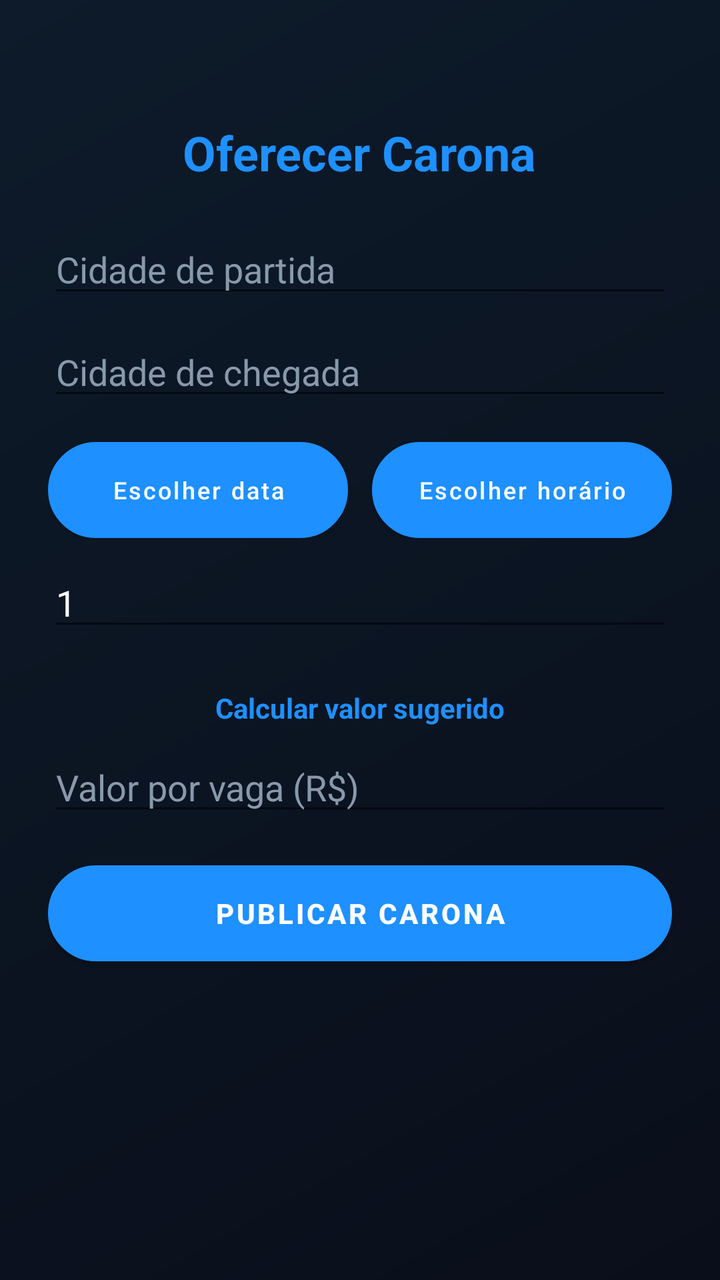
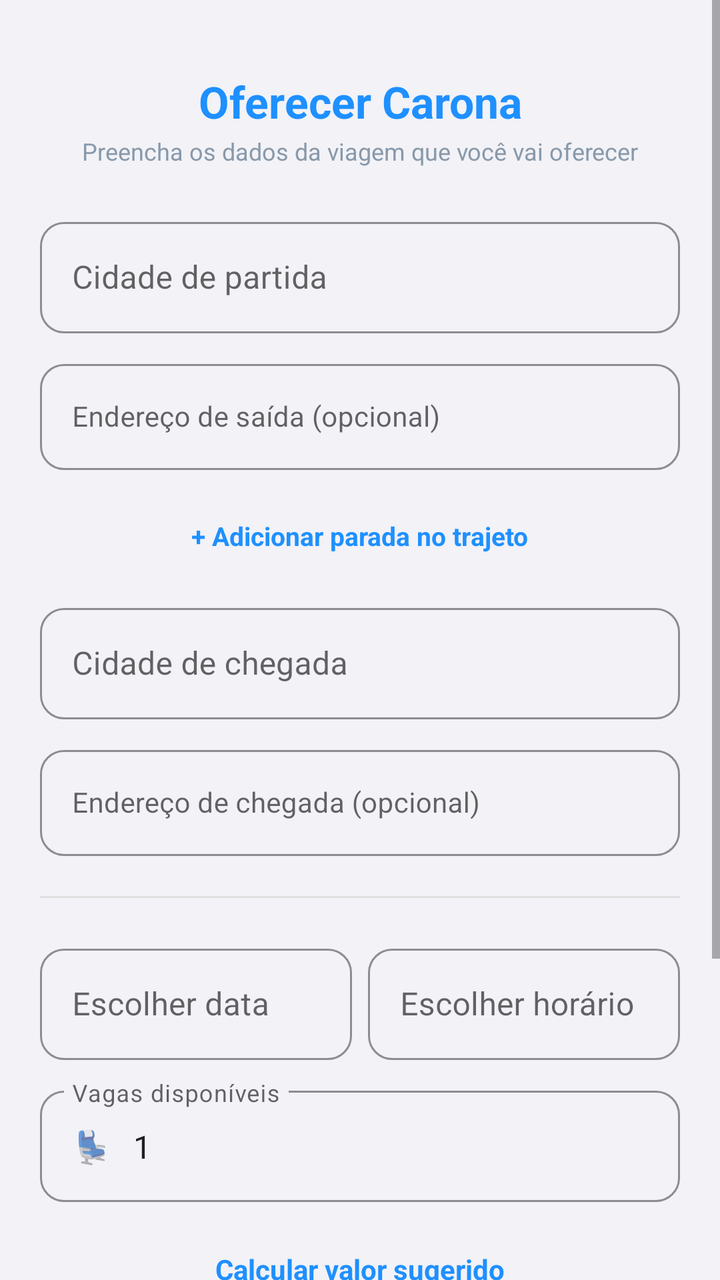

Before-and-after screenshots of an Android layout around one commit, followed by the original layout XML and the change that was made.
<!-- AndroidManifest.xml: application theme Theme.Caronas -->
<!-- res/layout/activity_oferecer_carona.xml -->
<?xml version="1.0" encoding="utf-8"?>
<ScrollView xmlns:android="http://schemas.android.com/apk/res/android"
    android:id="@+id/scrollRoot"
    android:layout_width="match_parent"
    android:layout_height="match_parent"
    android:clipToPadding="false"
    android:background="@drawable/bg_fundo_caronas">

    <LinearLayout
        android:layout_width="match_parent"
        android:layout_height="wrap_content"
        android:orientation="vertical"
        android:padding="24dp">

        <TextView
            android:layout_width="wrap_content"
            android:layout_height="wrap_content"
            android:text="@string/oferecer_titulo"
            android:textColor="#1E90FF"
            android:textSize="24sp"
            android:textStyle="bold"
            android:layout_gravity="center"
            android:layout_marginTop="36dp"
            android:layout_marginBottom="20dp" />

        <EditText
            android:id="@+id/etCidadeOrigem"
            android:layout_width="match_parent"
            android:layout_height="wrap_content"
            android:hint="@string/oferecer_origem_hint"
            android:textColor="#FFFFFF"
            android:textColorHint="#8899AA"
            android:inputType="textCapWords"
            android:layout_marginBottom="10dp" />

        <EditText
            android:id="@+id/etCidadeDestino"
            android:layout_width="match_parent"
            android:layout_height="wrap_content"
            android:hint="@string/oferecer_destino_hint"
            android:textColor="#FFFFFF"
            android:textColorHint="#8899AA"
            android:inputType="textCapWords"
            android:layout_marginBottom="16dp" />

        <LinearLayout
            android:layout_width="match_parent"
            android:layout_height="wrap_content"
            android:orientation="horizontal"
            android:layout_marginBottom="10dp">

            <Button
                android:id="@+id/tvData"
                android:layout_width="0dp"
                android:layout_height="wrap_content"
                android:layout_weight="1"
                android:layout_marginEnd="6dp"
                android:text="@string/oferecer_escolher_data"
                android:textAllCaps="false"
                android:textColor="#FFFFFF"
                android:textSize="12sp"
                android:background="@drawable/botao_azul_neon" />

            <Button
                android:id="@+id/tvHora"
                android:layout_width="0dp"
                android:layout_height="wrap_content"
                android:layout_weight="1"
                android:layout_marginStart="6dp"
                android:text="@string/oferecer_escolher_hora"
                android:textAllCaps="false"
                android:textColor="#FFFFFF"
                android:textSize="12sp"
                android:background="@drawable/botao_azul_neon" />

        </LinearLayout>

        <EditText
            android:id="@+id/etVagas"
            android:layout_width="match_parent"
            android:layout_height="wrap_content"
            android:hint="@string/oferecer_vagas_hint"
            android:text="1"
            android:textColor="#FFFFFF"
            android:textColorHint="#8899AA"
            android:inputType="number"
            android:maxLength="1"
            android:layout_marginBottom="16dp" />

        <TextView
            android:id="@+id/btnCalcularSugestao"
            android:layout_width="wrap_content"
            android:layout_height="wrap_content"
            android:layout_gravity="center"
            android:text="@string/oferecer_botao_calcular_sugestao"
            android:textColor="#1E90FF"
            android:textStyle="bold"
            android:padding="8dp"
            android:clickable="true"
            android:focusable="true" />

        <TextView
            android:id="@+id/tvSugestao"
            android:layout_width="match_parent"
            android:layout_height="wrap_content"
            android:textColor="#E8E8E8"
            android:textSize="12sp"
            android:gravity="center"
            android:padding="8dp"
            android:background="#141E90FF"
            android:layout_marginBottom="10dp"
            android:visibility="gone" />

        <EditText
            android:id="@+id/etValorPorVaga"
            android:layout_width="match_parent"
            android:layout_height="wrap_content"
            android:hint="@string/oferecer_valor_hint"
            android:textColor="#FFFFFF"
            android:textColorHint="#8899AA"
            android:inputType="numberDecimal"
            android:layout_marginBottom="20dp" />

        <Button
            android:id="@+id/btnPublicar"
            android:layout_width="match_parent"
            android:layout_height="wrap_content"
            android:text="@string/oferecer_botao_publicar"
            android:textColor="#FFFFFF"
            android:textStyle="bold"
            android:background="@drawable/botao_azul_neon"
            android:layout_marginBottom="16dp" />

        <ProgressBar
            android:id="@+id/progressBar"
            android:layout_width="wrap_content"
            android:layout_height="wrap_content"
            android:layout_gravity="center"
            android:visibility="gone" />

    </LinearLayout>
</ScrollView>
<!-- resources referenced by this layout -->
<resources>
  <!-- drawable bg_fundo_caronas (drawable) -->
  <?xml version="1.0" encoding="utf-8"?>
  <shape xmlns:android="http://schemas.android.com/apk/res/android">
      <gradient
          android:startColor="#0A0E1A"
          android:endColor="#0D1B2A"
          android:angle="135" />
  </shape>
  <!-- drawable botao_azul_neon (drawable) -->
  <?xml version="1.0" encoding="utf-8"?>
  <shape xmlns:android="http://schemas.android.com/apk/res/android">
      <solid android:color="#1E90FF" />
      <corners android:radius="25dp" />
      <stroke android:width="2dp" android:color="#66C7FF" />
      <padding android:left="16dp" android:right="16dp" android:top="12dp" android:bottom="12dp" />
  </shape>
  <string name="oferecer_botao_calcular_sugestao">Calcular valor sugerido</string>
  <string name="oferecer_botao_publicar">Publicar Carona</string>
  <string name="oferecer_destino_hint">Cidade de chegada</string>
  <string name="oferecer_escolher_data">Escolher data</string>
  <string name="oferecer_escolher_hora">Escolher horário</string>
  <string name="oferecer_origem_hint">Cidade de partida</string>
  <string name="oferecer_titulo">Oferecer Carona</string>
  <string name="oferecer_vagas_hint">Vagas disponíveis</string>
  <string name="oferecer_valor_hint">Valor por vaga (R$)</string>
  <style name="Theme.Caronas" parent="Theme.MaterialComponents.DayNight.NoActionBar">
          <item name="colorPrimary">@color/azul_neon</item>
          <item name="colorPrimaryVariant">@color/azul_neon_escuro</item>
          <item name="colorOnPrimary">@color/white</item>
          <item name="colorSecondary">@color/azul_neon</item>
          <item name="colorSecondaryVariant">@color/azul_neon_escuro</item>
          <item name="colorOnSecondary">@color/white</item>
          <item name="android:statusBarColor">@color/fundo_escuro</item>
          <item name="android:windowBackground">@color/fundo_escuro</item>
      </style>
  <color name="azul_neon">#1E90FF</color>
  <color name="azul_neon_escuro">#0D47A1</color>
  <color name="white">#FFFFFFFF</color>
  <color name="fundo_escuro">#0A0E1A</color>
</resources>

<!-- the commit's change to res/layout/activity_oferecer_carona.xml (unified diff, before → after) -->
@@ -1,47 +1,160 @@
 <?xml version="1.0" encoding="utf-8"?>
 <ScrollView xmlns:android="http://schemas.android.com/apk/res/android"
+    xmlns:app="http://schemas.android.com/apk/res-auto"
     android:id="@+id/scrollRoot"
     android:layout_width="match_parent"
     android:layout_height="match_parent"
     android:clipToPadding="false"
-    android:background="@drawable/bg_fundo_caronas">
+    android:background="@color/fundo_cinza_claro">
 
     <LinearLayout
         android:layout_width="match_parent"
         android:layout_height="wrap_content"
         android:orientation="vertical"
-        android:padding="24dp">
-
-        <TextView
+        android:paddingHorizontal="20dp"
+        android:paddingBottom="24dp">
+
+        <TextView
+            android:layout_width="match_parent"
+            android:layout_height="wrap_content"
+            android:text="@string/oferecer_titulo"
+            android:textColor="@color/azul_neon"
+            android:textSize="22sp"
+            android:textStyle="bold"
+            android:gravity="center"
+            android:paddingTop="36dp"
+            android:layout_marginBottom="2dp" />
+
+        <TextView
+            android:layout_width="match_parent"
+            android:layout_height="wrap_content"
+            android:text="@string/oferecer_subtitulo"
+            android:textColor="#8899AA"
+            android:textSize="12sp"
+            android:gravity="center"
+            android:layout_marginBottom="22dp" />
+
+        <com.google.android.material.textfield.TextInputLayout
+            style="@style/Widget.MaterialComponents.TextInputLayout.OutlinedBox"
+            android:layout_width="match_parent"
+            android:layout_height="wrap_content"
+            app:boxCornerRadiusTopStart="12dp"
+            app:boxCornerRadiusTopEnd="12dp"
+            app:boxCornerRadiusBottomStart="12dp"
+            app:boxCornerRadiusBottomEnd="12dp"
+            app:boxStrokeColor="@color/azul_neon"
+            app:hintTextColor="@color/azul_neon"
+            app:prefixText="🚩  "
+            android:hint="@string/oferecer_origem_hint">
+
+            <com.google.android.material.textfield.TextInputEditText
+                android:id="@+id/etCidadeOrigem"
+                android:layout_width="match_parent"
+                android:layout_height="wrap_content"
+                android:inputType="textCapWords"
+                android:maxLines="1" />
+
+        </com.google.android.material.textfield.TextInputLayout>
+
+        <com.google.android.material.textfield.TextInputLayout
+            style="@style/Widget.MaterialComponents.TextInputLayout.OutlinedBox"
+            android:layout_width="match_parent"
+            android:layout_height="wrap_content"
+            android:layout_marginTop="10dp"
+            app:boxCornerRadiusTopStart="12dp"
+            app:boxCornerRadiusTopEnd="12dp"
+            app:boxCornerRadiusBottomStart="12dp"
+            app:boxCornerRadiusBottomEnd="12dp"
+            app:boxStrokeColor="#B0BEC5"
+            app:hintTextColor="#78909C"
+            app:prefixText="📍  "
+            android:hint="@string/oferecer_endereco_origem_hint">
+
+            <com.google.android.material.textfield.TextInputEditText
+                android:id="@+id/etEnderecoOrigem"
+                android:layout_width="match_parent"
+                android:layout_height="wrap_content"
+                android:textSize="14sp"
+                android:inputType="textCapSentences"
+                android:maxLines="1" />
+
+        </com.google.android.material.textfield.TextInputLayout>
+
+        
+        <LinearLayout
+            android:id="@+id/containerParadas"
+            android:layout_width="match_parent"
+            android:layout_height="wrap_content"
+            android:orientation="vertical"
+            android:layout_marginTop="14dp" />
+
+        <TextView
+            android:id="@+id/btnAdicionarParada"
             android:layout_width="wrap_content"
             android:layout_height="wrap_content"
-            android:text="@string/oferecer_titulo"
-            android:textColor="#1E90FF"
-            android:textSize="24sp"
+            android:layout_gravity="center"
+            android:text="@string/oferecer_botao_adicionar_parada"
+            android:textColor="@color/azul_neon"
             android:textStyle="bold"
-            android:layout_gravity="center"
-            android:layout_marginTop="36dp"
+            android:textSize="13sp"
+            android:padding="10dp"
+            android:layout_marginBottom="8dp"
+            android:clickable="true"
+            android:focusable="true" />
+
+        <com.google.android.material.textfield.TextInputLayout
+            style="@style/Widget.MaterialComponents.TextInputLayout.OutlinedBox"
+            android:layout_width="match_parent"
+            android:layout_height="wrap_content"
+            android:layout_marginTop="4dp"
+            app:boxCornerRadiusTopStart="12dp"
+            app:boxCornerRadiusTopEnd="12dp"
+            app:boxCornerRadiusBottomStart="12dp"
+            app:boxCornerRadiusBottomEnd="12dp"
+            app:boxStrokeColor="@color/azul_neon"
+            app:hintTextColor="@color/azul_neon"
+            app:prefixText="🏁  "
+            android:hint="@string/oferecer_destino_hint">
+
+            <com.google.android.material.textfield.TextInputEditText
+                android:id="@+id/etCidadeDestino"
+                android:layout_width="match_parent"
+                android:layout_height="wrap_content"
+                android:inputType="textCapWords"
+                android:maxLines="1" />
+
+        </com.google.android.material.textfield.TextInputLayout>
+
+        <com.google.android.material.textfield.TextInputLayout
+            style="@style/Widget.MaterialComponents.TextInputLayout.OutlinedBox"
+            android:layout_width="match_parent"
+            android:layout_height="wrap_content"
+            android:layout_marginTop="10dp"
+            android:layout_marginBottom="20dp"
+            app:boxCornerRadiusTopStart="12dp"
+            app:boxCornerRadiusTopEnd="12dp"
+            app:boxCornerRadiusBottomStart="12dp"
+            app:boxCornerRadiusBottomEnd="12dp"
+            app:boxStrokeColor="#B0BEC5"
+            app:hintTextColor="#78909C"
+            app:prefixText="📍  "
+            android:hint="@string/oferecer_endereco_destino_hint">
+
+            <com.google.android.material.textfield.TextInputEditText
+                android:id="@+id/etEnderecoDestino"
+                android:layout_width="match_parent"
+                android:layout_height="wrap_content"
+                android:textSize="14sp"
+                android:inputType="textCapSentences"
+                android:maxLines="1" />
+
+        </com.google.android.material.textfield.TextInputLayout>
+
+        <View
+            android:layout_width="match_parent"
+            android:layout_height="1dp"
+            android:background="#E0E0E0"
             android:layout_marginBottom="20dp" />
-
-        <EditText
-            android:id="@+id/etCidadeOrigem"
-            android:layout_width="match_parent"
-            android:layout_height="wrap_content"
-            android:hint="@string/oferecer_origem_hint"
-            android:textColor="#FFFFFF"
-            android:textColorHint="#8899AA"
-            android:inputType="textCapWords"
-            android:layout_marginBottom="10dp" />
-
-        <EditText
-            android:id="@+id/etCidadeDestino"
-            android:layout_width="match_parent"
-            android:layout_height="wrap_content"
-            android:hint="@string/oferecer_destino_hint"
-            android:textColor="#FFFFFF"
-            android:textColorHint="#8899AA"
-            android:inputType="textCapWords"
-            android:layout_marginBottom="16dp" />
 
         <LinearLayout
             android:layout_width="match_parent"
@@ -49,43 +162,81 @@
             android:orientation="horizontal"
             android:layout_marginBottom="10dp">
 
-            <Button
-                android:id="@+id/tvData"
+            <com.google.android.material.textfield.TextInputLayout
+                style="@style/Widget.MaterialComponents.TextInputLayout.OutlinedBox"
                 android:layout_width="0dp"
-                android:layout_height="wrap_content"
                 android:layout_weight="1"
-                android:layout_marginEnd="6dp"
-                android:text="@string/oferecer_escolher_data"
-                android:textAllCaps="false"
-                android:textColor="#FFFFFF"
-                android:textSize="12sp"
-                android:background="@drawable/botao_azul_neon" />
-
-            <Button
-                android:id="@+id/tvHora"
+                android:layout_height="wrap_content"
+                android:layout_marginEnd="8dp"
+                app:boxCornerRadiusTopStart="12dp"
+                app:boxCornerRadiusTopEnd="12dp"
+                app:boxCornerRadiusBottomStart="12dp"
+                app:boxCornerRadiusBottomEnd="12dp"
+                app:boxStrokeColor="@color/azul_neon"
+                app:hintTextColor="@color/azul_neon"
+                app:prefixText="📅  "
+                android:hint="@string/oferecer_escolher_data">
+
+                <com.google.android.material.textfield.TextInputEditText
+                    android:id="@+id/tvData"
+                    android:layout_width="match_parent"
+                    android:layout_height="wrap_content"
+                    android:focusable="false"
+                    android:cursorVisible="false"
+                    android:maxLines="1" />
+
+            </com.google.android.material.textfield.TextInputLayout>
+
+            <com.google.android.material.textfield.TextInputLayout
+                style="@style/Widget.MaterialComponents.TextInputLayout.OutlinedBox"
                 android:layout_width="0dp"
-                android:layout_height="wrap_content"
                 android:layout_weight="1"
-                android:layout_marginStart="6dp"
-                android:text="@string/oferecer_escolher_hora"
-                android:textAllCaps="false"
-                android:textColor="#FFFFFF"
-                android:textSize="12sp"
-                android:background="@drawable/botao_azul_neon" />
+                android:layout_height="wrap_content"
+                app:boxCornerRadiusTopStart="12dp"
+                app:boxCornerRadiusTopEnd="12dp"
+                app:boxCornerRadiusBottomStart="12dp"
+                app:boxCornerRadiusBottomEnd="12dp"
+                app:boxStrokeColor="@color/azul_neon"
+                app:hintTextColor="@color/azul_neon"
+                app:prefixText="🕐  "
+                android:hint="@string/oferecer_escolher_hora">
+
+                <com.google.android.material.textfield.TextInputEditText
+                    android:id="@+id/tvHora"
+                    android:layout_width="match_parent"
+                    android:layout_height="wrap_content"
+                    android:focusable="false"
+                    android:cursorVisible="false"
+                    android:maxLines="1" />
+
+            </com.google.android.material.textfield.TextInputLayout>
 
         </LinearLayout>
 
-        <EditText
-            android:id="@+id/etVagas"
-            android:layout_width="match_parent"
-            android:layout_height="wrap_content"
-            android:hint="@string/oferecer_vagas_hint"
-            android:text="1"
-            android:textColor="#FFFFFF"
-            android:textColorHint="#8899AA"
-            android:inputType="number"
-            android:maxLength="1"
-            android:layout_marginBottom="16dp" />
+        <com.google.android.material.textfield.TextInputLayout
+            style="@style/Widget.MaterialComponents.TextInputLayout.OutlinedBox"
+            android:layout_width="match_parent"
+            android:layout_height="wrap_content"
+            android:layout_marginBottom="16dp"
+            app:boxCornerRadiusTopStart="12dp"
+            app:boxCornerRadiusTopEnd="12dp"
+            app:boxCornerRadiusBottomStart="12dp"
+            app:boxCornerRadiusBottomEnd="12dp"
+            app:boxStrokeColor="@color/azul_neon"
+            app:hintTextColor="@color/azul_neon"
+            app:prefixText="💺  "
+            android:hint="@string/oferecer_vagas_hint">
+
+            <com.google.android.material.textfield.TextInputEditText
+                android:id="@+id/etVagas"
+                android:layout_width="match_parent"
+                android:layout_height="wrap_content"
+                android:text="1"
+                android:inputType="number"
+                android:maxLength="1"
+                android:maxLines="1" />
+
+        </com.google.android.material.textfield.TextInputLayout>
 
         <TextView
             android:id="@+id/btnCalcularSugestao"
@@ -93,41 +244,54 @@
             android:layout_height="wrap_content"
             android:layout_gravity="center"
             android:text="@string/oferecer_botao_calcular_sugestao"
-            android:textColor="#1E90FF"
+            android:textColor="@color/azul_neon"
             android:textStyle="bold"
             android:padding="8dp"
             android:clickable="true"
             android:focusable="true" />
 
-        <TextView
-            android:id="@+id/tvSugestao"
-            android:layout_width="match_parent"
-            android:layout_height="wrap_content"
-            android:textColor="#E8E8E8"
-            android:textSize="12sp"
-            android:gravity="center"
-            android:padding="8dp"
+        
+        <LinearLayout
+            android:id="@+id/layoutSugestao"
+            android:layout_width="match_parent"
+            android:layout_height="wrap_content"
+            android:orientation="vertical"
+            android:padding="10dp"
             android:background="#141E90FF"
             android:layout_marginBottom="10dp"
             android:visibility="gone" />
 
-        <EditText
-            android:id="@+id/etValorPorVaga"
-            android:layout_width="match_parent"
-            android:layout_height="wrap_content"
-            android:hint="@string/oferecer_valor_hint"
-            android:textColor="#FFFFFF"
-            android:textColorHint="#8899AA"
-            android:inputType="numberDecimal"
-            android:layout_marginBottom="20dp" />
+        <com.google.android.material.textfield.TextInputLayout
+            style="@style/Widget.MaterialComponents.TextInputLayout.OutlinedBox"
+            android:layout_width="match_parent"
+            android:layout_height="wrap_content"
+            android:layout_marginBottom="24dp"
+            app:boxCornerRadiusTopStart="12dp"
+            app:boxCornerRadiusTopEnd="12dp"
+            app:boxCornerRadiusBottomStart="12dp"
+            app:boxCornerRadiusBottomEnd="12dp"
+            app:boxStrokeColor="@color/azul_neon"
+            app:hintTextColor="@color/azul_neon"
+            app:prefixText="💰  "
+            android:hint="@string/oferecer_valor_hint">
+
+            <com.google.android.material.textfield.TextInputEditText
+                android:id="@+id/etValorPorVaga"
+                android:layout_width="match_parent"
+                android:layout_height="wrap_content"
+                android:inputType="numberDecimal"
+                android:maxLines="1" />
+
+        </com.google.android.material.textfield.TextInputLayout>
 
         <Button
             android:id="@+id/btnPublicar"
             android:layout_width="match_parent"
-            android:layout_height="wrap_content"
+            android:layout_height="52dp"
             android:text="@string/oferecer_botao_publicar"
             android:textColor="#FFFFFF"
             android:textStyle="bold"
+            android:textSize="15sp"
             android:background="@drawable/botao_azul_neon"
             android:layout_marginBottom="16dp" />
 
@@ -138,5 +302,16 @@
             android:layout_gravity="center"
             android:visibility="gone" />
 
+        
+        <TextView
+            android:layout_width="match_parent"
+            android:layout_height="wrap_content"
+            android:text="@string/autocomplete_atribuicao"
+            android:textColor="#8899AA"
+            android:textSize="10sp"
+            android:gravity="center"
+            android:autoLink="web"
+            android:layout_marginTop="12dp" />
+
     </LinearLayout>
 </ScrollView>
<!-- resource entries referenced after the edit -->
@@ -1,13 +1,5 @@
 <!-- resources referenced by this layout -->
 <resources>
-  <!-- drawable bg_fundo_caronas (drawable) -->
-  <?xml version="1.0" encoding="utf-8"?>
-  <shape xmlns:android="http://schemas.android.com/apk/res/android">
-      <gradient
-          android:startColor="#0A0E1A"
-          android:endColor="#0D1B2A"
-          android:angle="135" />
-  </shape>
   <!-- drawable botao_azul_neon (drawable) -->
   <?xml version="1.0" encoding="utf-8"?>
   <shape xmlns:android="http://schemas.android.com/apk/res/android">
@@ -16,12 +8,17 @@
       <stroke android:width="2dp" android:color="#66C7FF" />
       <padding android:left="16dp" android:right="16dp" android:top="12dp" android:bottom="12dp" />
   </shape>
+  <string name="autocomplete_atribuicao">Sugestões de endereço por https://locationiq.com</string>
+  <string name="oferecer_botao_adicionar_parada">+ Adicionar parada no trajeto</string>
   <string name="oferecer_botao_calcular_sugestao">Calcular valor sugerido</string>
   <string name="oferecer_botao_publicar">Publicar Carona</string>
   <string name="oferecer_destino_hint">Cidade de chegada</string>
+  <string name="oferecer_endereco_destino_hint">Endereço de chegada (opcional)</string>
+  <string name="oferecer_endereco_origem_hint">Endereço de saída (opcional)</string>
   <string name="oferecer_escolher_data">Escolher data</string>
   <string name="oferecer_escolher_hora">Escolher horário</string>
   <string name="oferecer_origem_hint">Cidade de partida</string>
+  <string name="oferecer_subtitulo">Preencha os dados da viagem que você vai oferecer</string>
   <string name="oferecer_titulo">Oferecer Carona</string>
   <string name="oferecer_vagas_hint">Vagas disponíveis</string>
   <string name="oferecer_valor_hint">Valor por vaga (R$)</string>
@@ -36,6 +33,7 @@
           <item name="android:windowBackground">@color/fundo_escuro</item>
       </style>
   <color name="azul_neon">#1E90FF</color>
+  <color name="fundo_cinza_claro">#F2F2F7</color>
   <color name="azul_neon_escuro">#0D47A1</color>
   <color name="white">#FFFFFFFF</color>
   <color name="fundo_escuro">#0A0E1A</color>
